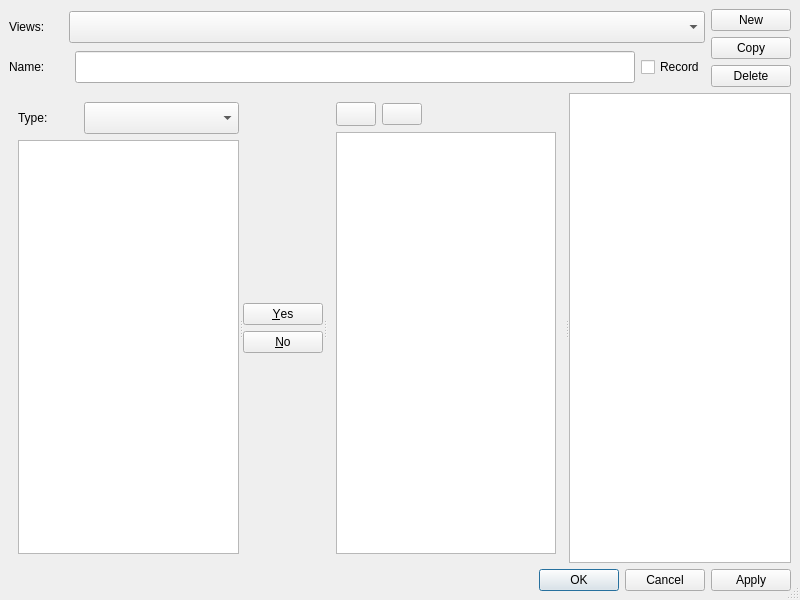
This is oom/widgets/trackvieweditorbase.ui in ccherrett/oom as Qt 5 draws it before an edit. The edited form follows.
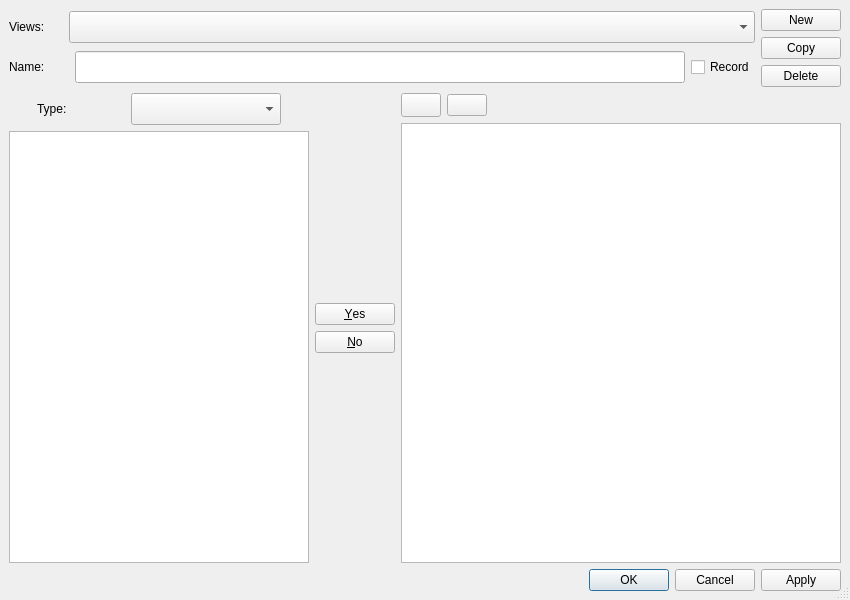
This is the edited form.

Commit message: Trackview editor now working with track settings

The edit to the form file:
```diff
--- a/oom/widgets/trackvieweditorbase.ui
+++ b/oom/widgets/trackvieweditorbase.ui
@@ -10,7 +10,7 @@
    <rect>
     <x>0</x>
     <y>0</y>
-    <width>800</width>
+    <width>850</width>
     <height>600</height>
    </rect>
   </property>
@@ -203,11 +203,8 @@
     </layout>
    </item>
    <item>
-    <widget class="QSplitter" name="splitter">
-     <property name="orientation">
-      <enum>Qt::Horizontal</enum>
-     </property>
-     <widget class="QWidget" name="layoutWidget">
+    <layout class="QHBoxLayout" name="horizontalLayout_2" stretch="1,0,1">
+     <item>
       <layout class="QVBoxLayout" name="tracksLayout" stretch="0,0">
        <property name="sizeConstraint">
         <enum>QLayout::SetMinimumSize</enum>
@@ -253,6 +250,12 @@
              <height>32</height>
             </size>
            </property>
+           <property name="maximumSize">
+            <size>
+             <width>150</width>
+             <height>32</height>
+            </size>
+           </property>
           </widget>
          </item>
         </layout>
@@ -271,6 +274,12 @@
            <height>100</height>
           </size>
          </property>
+         <property name="maximumSize">
+          <size>
+           <width>300</width>
+           <height>16777215</height>
+          </size>
+         </property>
          <property name="horizontalScrollBarPolicy">
           <enum>Qt::ScrollBarAsNeeded</enum>
          </property>
@@ -283,7 +292,8 @@
         </widget>
        </item>
       </layout>
-     </widget>
+     </item>
+     <item>
      <widget class="QDialogButtonBox" name="actionBox">
       <property name="orientation">
        <enum>Qt::Vertical</enum>
@@ -295,7 +305,8 @@
        <bool>true</bool>
       </property>
      </widget>
-     <widget class="QWidget" name="verticalLayoutWidget">
+     </item>
+     <item>
       <layout class="QVBoxLayout" name="verticalLayout_4">
        <item>
         <layout class="QHBoxLayout" name="horizontalLayout_3">
@@ -341,35 +352,6 @@
         </layout>
        </item>
        <item>
-        <widget class="QListView" name="listSelectedTracks">
-         <property name="sizePolicy">
-          <sizepolicy hsizetype="Expanding" vsizetype="Expanding">
-           <horstretch>1</horstretch>
-           <verstretch>1</verstretch>
-          </sizepolicy>
-         </property>
-         <property name="frameShape">
-          <enum>QFrame::StyledPanel</enum>
-         </property>
-         <property name="horizontalScrollBarPolicy">
-          <enum>Qt::ScrollBarAsNeeded</enum>
-         </property>
-         <property name="editTriggers">
-          <set>QAbstractItemView::NoEditTriggers</set>
-         </property>
-         <property name="alternatingRowColors">
-          <bool>true</bool>
-         </property>
-         <property name="selectionMode">
-          <enum>QAbstractItemView::ExtendedSelection</enum>
-         </property>
-         <property name="selectionBehavior">
-          <enum>QAbstractItemView::SelectRows</enum>
-         </property>
-        </widget>
-       </item>
-      </layout>
-     </widget>
      <widget class="QTableView" name="optionsTable">
       <property name="baseSize">
        <size>
@@ -408,7 +390,10 @@
        <bool>true</bool>
       </attribute>
      </widget>
-    </widget>
+       </item>
+      </layout>
+     </item>
+    </layout>
    </item>
    <item>
     <widget class="QDialogButtonBox" name="buttonBox">
```
Left out of the diff: 2 changed lines with no effect on the pictures. Lines whose indentation alone changed are shown as unchanged. The commit also changes 8 other files.
